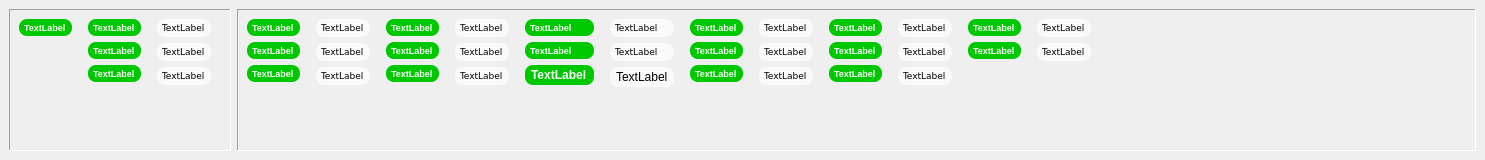
Above: dockresults.ui from crocodile119/Laser-Studio before the change. Below: the same form after it.
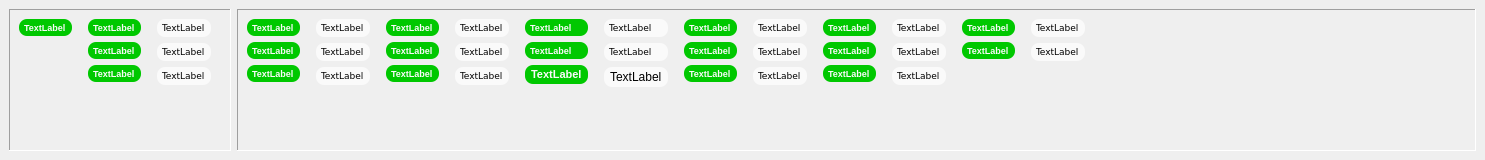
That is the form after the change.

Diff of the .ui file:
```diff
--- a/dockresults.ui
+++ b/dockresults.ui
@@ -19,7 +19,7 @@
   <property name="minimumSize">
    <size>
     <width>405</width>
-    <height>155</height>
+    <height>100</height>
    </size>
   </property>
   <property name="maximumSize">
@@ -291,8 +291,8 @@
         <rect>
          <x>0</x>
          <y>0</y>
-         <width>1177</width>
-         <height>116</height>
+         <width>1208</width>
+         <height>118</height>
         </rect>
        </property>
        <layout class="QGridLayout" name="gridLayout_2">
@@ -607,6 +607,7 @@
            <widget class="QLabel" name="tTimeBase_Label">
             <property name="font">
              <font>
+              <pointsize>8</pointsize>
               <weight>75</weight>
               <bold>true</bold>
              </font>
```
